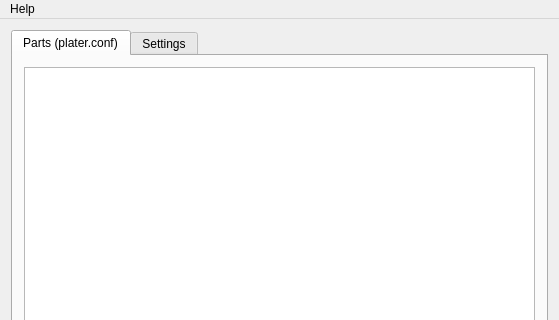
RobotsWar/Plater, file gui/mainwindow.ui: the form before one commit; both pictures show x 0 to 559 and y 0 to 320 of the 559 by 538 pixel window.
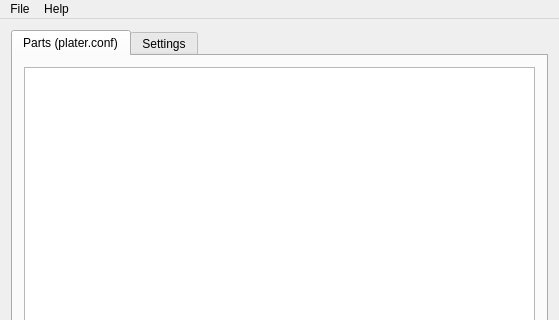
The form after the commit. Icons and pictures are not drawn.

Commit message: Adding keyboard shortcuts

Diff of the .ui file:
```diff
--- a/gui/mainwindow.ui
+++ b/gui/mainwindow.ui
@@ -390,6 +390,17 @@
     </property>
     <addaction name="actionAbout"/>
    </widget>
+   <widget class="QMenu" name="menuFile">
+    <property name="title">
+     <string>File</string>
+    </property>
+    <addaction name="actionOpen_plater_conf"/>
+    <addaction name="actionSave"/>
+    <addaction name="actionAdd_parts"/>
+    <addaction name="separator"/>
+    <addaction name="actionQuit"/>
+   </widget>
+   <addaction name="menuFile"/>
    <addaction name="menuAbout"/>
   </widget>
   <action name="actionAbout">
```
Left out of the diff: 32 changed lines with no effect on the pictures. The commit also changes 2 other files.
